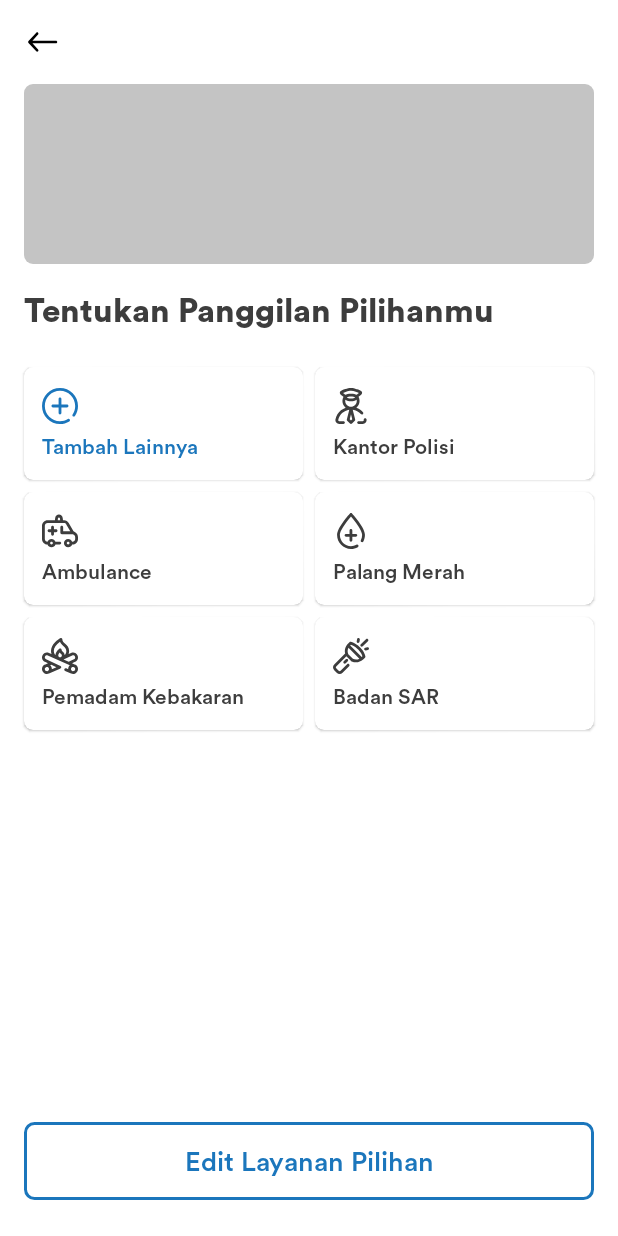
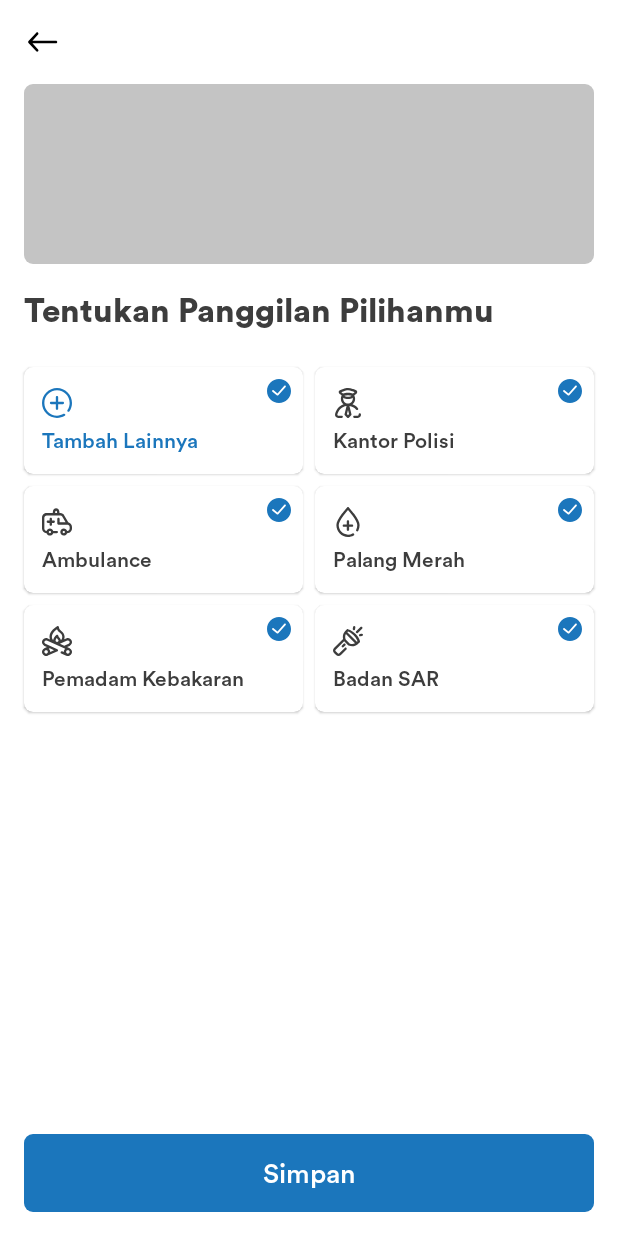
Before and after one commit to RelieveID/relieve_android, an Android app: the CallListActivity screen opened directly, with no data from a screen before it, on a phone screen of 412 x 824 dp. Run offline under Robolectric (Android 15) with nearby library versions, the phone set to English and light mode, and no system bars.

Commit message:
snack bar

```diff
--- /dev/null
+++ b/app/src/main/res/drawable/ic_check.xml
@@ -0,0 +1,4 @@
+<vector android:height="24dp" android:viewportHeight="16"
+    android:viewportWidth="16" android:width="24dp" xmlns:android="http://schemas.android.com/apk/res/android">
+    <path android:fillColor="#E5E5E5" android:pathData="M8,0C3.5889,0 0,3.5886 0,8C0,12.4114 3.5889,16 8,16C12.4111,16 16,12.4114 16,8C16,3.5886 12.4111,0 8,0ZM12.46,5.332L7.5369,10.8705C7.4157,11.0068 7.2468,11.0769 7.0766,11.0769C6.9415,11.0769 6.8059,11.0326 6.6923,10.9422L3.6154,8.4806C3.3502,8.2686 3.3071,7.8812 3.5194,7.6157C3.7314,7.3502 4.1191,7.3071 4.3843,7.5194L7.0049,9.6157L11.54,4.5139C11.7652,4.2597 12.1548,4.2369 12.4086,4.4628C12.6628,4.6889 12.6858,5.0778 12.46,5.332Z"/>
+</vector>
--- a/app/src/main/res/layout/recycler_view_with_toolbar_and_bottom_action.xml
+++ b/app/src/main/res/layout/recycler_view_with_toolbar_and_bottom_action.xml
@@ -1,43 +1,28 @@
 <?xml version="1.0" encoding="utf-8"?>
-<LinearLayout
+<androidx.constraintlayout.widget.ConstraintLayout
     xmlns:android="http://schemas.android.com/apk/res/android"
     xmlns:tools="http://schemas.android.com/tools"
     xmlns:app="http://schemas.android.com/apk/res-auto"
     android:layout_width="match_parent"
     android:layout_height="match_parent"
-    android:orientation="vertical"
     tools:context=".activity.CallActivity">
     <androidx.appcompat.widget.Toolbar
         android:id="@+id/toolbar"
         app:navigationIcon="@drawable/ic_back_arrow"
         app:titleTextAppearance="@style/AppTheme.MainToolbar"
+        app:layout_constraintTop_toTopOf="parent"
         android:layout_width="match_parent"
         android:layout_height="wrap_content"/>
     <androidx.recyclerview.widget.RecyclerView
         android:id="@+id/rvWithToolbar"
+        app:layout_constraintTop_toBottomOf="@+id/toolbar"
+        app:layout_constraintBottom_toTopOf="@+id/btnAction"
         android:layout_weight="1"
         tools:listitem="@layout/view_emergency_call"
         android:layout_width="match_parent"
         android:layout_height="0dp"/>
-    <LinearLayout
-        android:orientation="vertical"
-        android:layout_marginStart="16dp"
-        android:layout_marginEnd="16dp"
-        android:layout_marginTop="16dp"
-        android:layout_marginBottom="24dp"
-        android:layout_width="match_parent"
-        android:layout_height="wrap_content">
     <TextView
-            android:background="@drawable/rounded_corner_rect_hollow"
-            android:textColor="@color/colorPrimary"
-            android:fontFamily="@font/circular_std_medium"
-            android:textSize="18sp"
-            android:gravity="center"
-            android:height="52dp"
-            android:text="@string/edit_service"
-            android:layout_width="match_parent"
-            android:layout_height="wrap_content" />
-        <TextView
+        android:id="@+id/btnAction"
         android:background="@drawable/rounded_corner_rect_grey_big"
         android:backgroundTint="@color/colorPrimary"
         android:textColor="@android:color/white"
@@ -46,8 +31,9 @@
         android:gravity="center"
         android:height="52dp"
         android:text="@string/save_service"
-            android:visibility="gone"
+        android:layout_margin="16dp"
+        app:layout_constraintTop_toBottomOf="@id/rvWithToolbar"
+        app:layout_constraintBottom_toBottomOf="parent"
         android:layout_width="match_parent"
         android:layout_height="wrap_content" />
-    </LinearLayout>
-</LinearLayout>
+</androidx.constraintlayout.widget.ConstraintLayout>
--- a/app/src/main/res/layout/view_emergency_call.xml
+++ b/app/src/main/res/layout/view_emergency_call.xml
@@ -6,27 +6,45 @@
     android:layout_margin="4dp"
     android:layout_width="match_parent"
     android:layout_height="wrap_content">
-    <LinearLayout
-        android:orientation="vertical"
-        android:paddingTop="14dp"
-        android:paddingBottom="14dp"
-        android:paddingStart="12dp"
-        android:paddingEnd="12dp"
+    <androidx.constraintlayout.widget.ConstraintLayout
         android:layout_width="match_parent"
         android:layout_height="wrap_content">
         <androidx.appcompat.widget.AppCompatImageView
             android:id="@+id/ivEmergencyFoundationIcon"
+            app:layout_constraintTop_toTopOf="parent"
+            app:layout_constraintStart_toStartOf="parent"
             app:srcCompat="@drawable/ic_guard"
-            android:layout_width="wrap_content"
-            android:layout_height="wrap_content" />
+            android:layout_marginTop="14dp"
+            android:layout_marginStart="12dp"
+            android:layout_width="20dp"
+            android:layout_height="20dp" />
+        <androidx.appcompat.widget.AppCompatImageView
+            android:id="@+id/ivEmergencyFoundationCheck"
+            app:layout_constraintTop_toTopOf="parent"
+            app:layout_constraintEnd_toEndOf="parent"
+            android:tint="@color/colorPrimary"
+            app:srcCompat="@drawable/ic_check"
+            android:layout_margin="8dp"
+            android:layout_width="16dp"
+            android:layout_height="16dp" />
+
         <TextView
             android:id="@+id/tvEmergencyFoundation"
+            android:layout_width="match_parent"
+            android:layout_height="wrap_content"
+            android:layout_marginStart="12dp"
+            android:layout_marginTop="6dp"
+            android:layout_marginEnd="12dp"
+            android:layout_marginBottom="14dp"
+            android:maxLines="1"
+            android:ellipsize="end"
+            android:fontFamily="@font/circular_std_medium"
             android:text="@string/emergency_police"
-            android:fontFamily="@font/circular_std_medium"
+            android:textColor="@color/colorTextBlack"
             android:textSize="14sp"
-            android:layout_marginTop="6dp"
-            android:textColor="@color/colorTextBlack"
-            android:layout_width="match_parent"
-            android:layout_height="wrap_content" />
-    </LinearLayout>
+            app:layout_constraintBottom_toBottomOf="parent"
+            app:layout_constraintEnd_toEndOf="parent"
+            app:layout_constraintStart_toStartOf="parent"
+            app:layout_constraintTop_toBottomOf="@+id/ivEmergencyFoundationIcon" />
+    </androidx.constraintlayout.widget.ConstraintLayout>
 </com.google.android.material.card.MaterialCardView>
--- /dev/null
+++ b/app/src/main/res/layout/view_snack_bar.xml
@@ -0,0 +1,34 @@
+<?xml version="1.0" encoding="utf-8"?>
+<LinearLayout
+    xmlns:android="http://schemas.android.com/apk/res/android"
+    android:paddingTop="8dp"
+    android:paddingBottom="8dp"
+    android:paddingStart="16dp"
+    android:paddingEnd="16dp"
+    android:layout_width="match_parent"
+    android:layout_height="wrap_content">
+    <LinearLayout
+        android:background="@drawable/rounded_corner_rect_grey_big"
+        android:backgroundTint="@color/colorTextBlack"
+        android:padding="16dp"
+        android:gravity="center"
+        android:orientation="horizontal"
+        android:layout_width="match_parent"
+        android:layout_height="wrap_content">
+        <TextView
+            android:text="@string/emergency_maximum_reached"
+            android:fontFamily="@font/circular_std_book"
+            android:textColor="@android:color/white"
+            android:textSize="14sp"
+            android:layout_weight="1"
+            android:layout_width="0dp"
+            android:layout_height="wrap_content" />
+        <TextView
+            android:text="@string/emergency_understand"
+            android:fontFamily="@font/circular_std_medium"
+            android:textColor="@color/colorAccent"
+            android:textSize="14sp"
+            android:layout_width="wrap_content"
+            android:layout_height="wrap_content" />
+    </LinearLayout>
+</LinearLayout>
--- a/app/src/main/res/values/strings.xml
+++ b/app/src/main/res/values/strings.xml
@@ -46,4 +46,6 @@
     <string name="emergency_call">Panggilan Darurat</string>
     <string name="emergency_foundation">Lembaga Penanganan Darurat</string>
     <string name="emergency_fam">Panggilan Cepat</string>
+    <string name="emergency_maximum_reached">Ups! maaf maksimal hanya 5</string>
+    <string name="emergency_understand">Mengerti</string>
 </resources>
```
Lines whose indentation alone changed are shown as unchanged.
